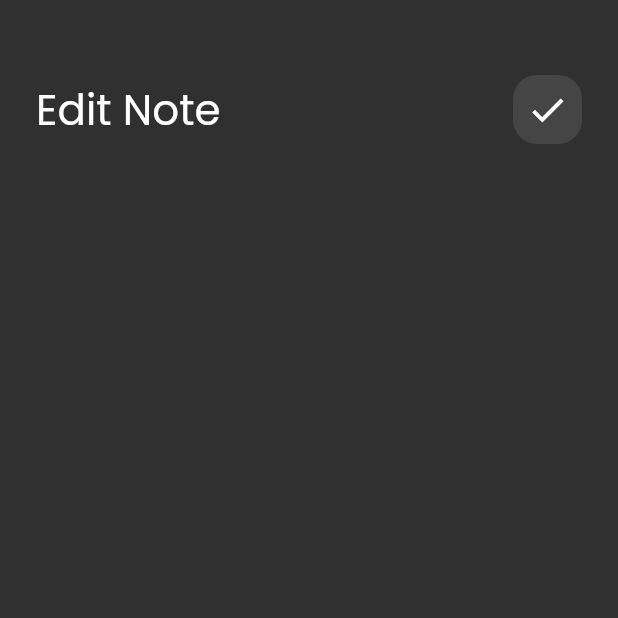
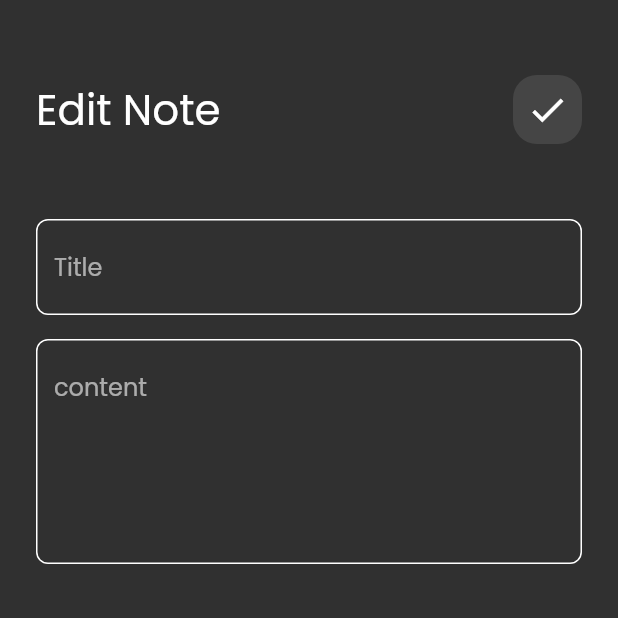
Before and after one commit to ENGMOHAMMADQQQ/notes_app, a Flutter app: the EditNoteView screen opened directly, on a phone screen of 412 x 824 dp, the top half of it. Run offline on Flutter 3.47's test engine with Material 2 defaults, Android fonts, the phone set to English and light mode, and no system bars.

Commit message:
add note view ui done

```diff
--- a/lib/views/widgets/edit_view_body.dart
+++ b/lib/views/widgets/edit_view_body.dart
@@ -1,5 +1,6 @@
 import 'package:flutter/material.dart';
 import 'package:untitled3/views/widgets/custom_app_bar.dart';
+import 'package:untitled3/views/widgets/custtom_text_field.dart';
 
 class EditViewBody extends StatelessWidget {
   const EditViewBody({super.key});
@@ -11,7 +12,13 @@ class EditViewBody extends StatelessWidget {
       child: Column(
         children: [
           SizedBox(height: 50,),
-          CustomAppBar(icon: Icons.check, title: 'Edit Note',)
+          CustomAppBar(icon: Icons.check, title: 'Edit Note',),
+          SizedBox(height: 50,),
+          CusttomTextField(hint: 'Title'),
+          SizedBox(height: 16,),
+          CusttomTextField(hint: 'content',maxline: 5,),
+
+
         ],
       ),
     );
```
